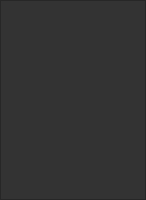
Above: VideoPlayer/videomodels/ListManager.ui from huizhang556/pc-video-player before the change. Below: the same form after it.
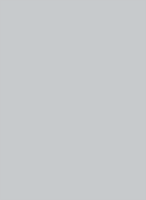
That is the form after the change.

```diff
--- a/VideoPlayer/videomodels/ListManager.ui
+++ b/VideoPlayer/videomodels/ListManager.ui
@@ -37,7 +37,7 @@
      <property name="styleSheet">
       <string notr="true">*
 {
-background-color: rgba(51, 51, 51,1.0);
+background-color:  rgba(22, 42, 51,0.1);
 }</string>
      </property>
      <property name="widgetResizable">
```
